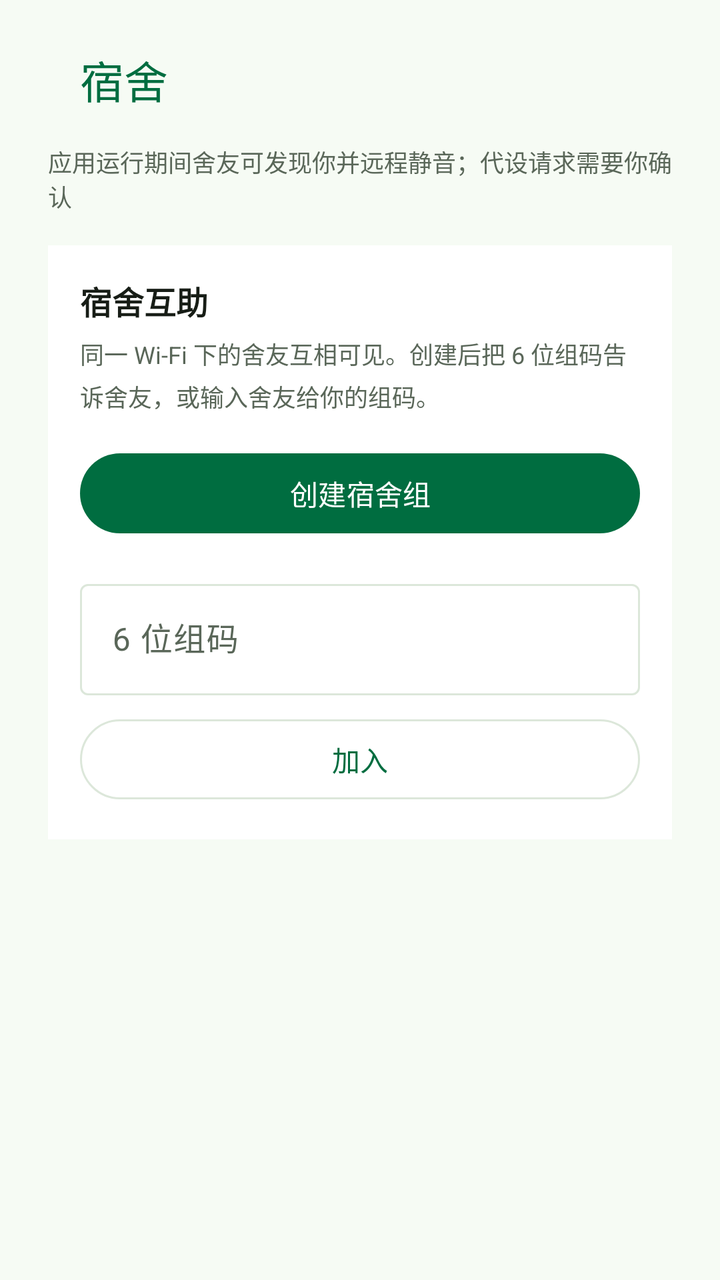
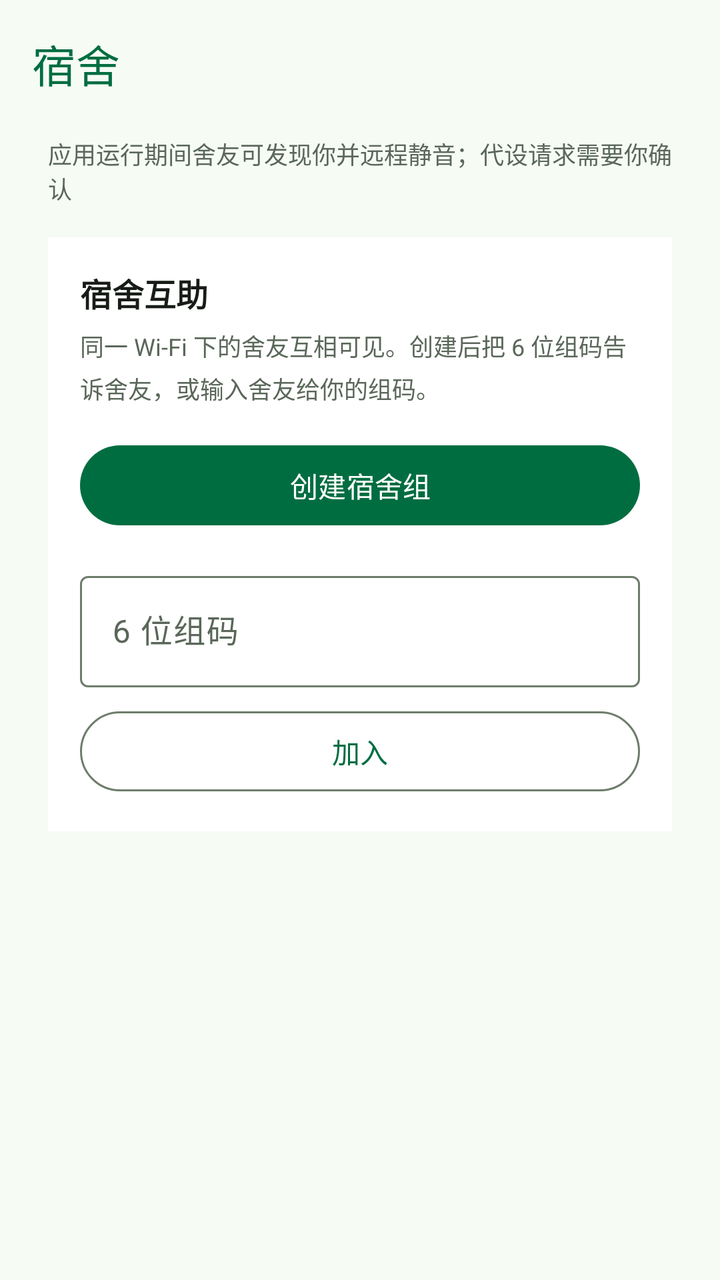

Before-and-after screenshots of an Android layout around one commit, followed by the original layout XML and the change that was made.
<!-- AndroidManifest.xml: application theme Theme.Tongxiao -->
<!-- res/layout/fragment_group.xml -->
<?xml version="1.0" encoding="utf-8"?>
<ScrollView xmlns:android="http://schemas.android.com/apk/res/android"
    xmlns:app="http://schemas.android.com/apk/res-auto"
    android:layout_width="match_parent"
    android:layout_height="match_parent"
    android:clipToPadding="false">

    <LinearLayout
        android:layout_width="match_parent"
        android:layout_height="wrap_content"
        android:orientation="vertical"
        android:paddingHorizontal="24dp"
        android:paddingTop="8dp"
        android:paddingBottom="32dp">

        <com.google.android.material.appbar.MaterialToolbar
            android:layout_width="match_parent"
            android:layout_height="?attr/actionBarSize"
            android:background="@color/bg"
            app:title="@string/tab_group"
            app:titleTextColor="@color/green_primary" />

        <TextView
            android:id="@+id/group_hint"
            android:layout_width="match_parent"
            android:layout_height="wrap_content"
            android:text="@string/group_scope_hint"
            android:textColor="@color/muted"
            android:textSize="12sp" />

        
        <LinearLayout
            android:id="@+id/group_join_card"
            android:layout_width="match_parent"
            android:layout_height="wrap_content"
            android:layout_marginTop="16dp"
            android:background="@color/card"
            android:orientation="vertical"
            android:padding="16dp">

            <TextView
                android:layout_width="wrap_content"
                android:layout_height="wrap_content"
                android:text="@string/group_join_title"
                android:textColor="@color/ink"
                android:textSize="16sp"
                android:textStyle="bold" />

            <TextView
                android:layout_width="match_parent"
                android:layout_height="wrap_content"
                android:layout_marginTop="6dp"
                android:lineSpacingExtra="4dp"
                android:text="@string/group_join_helper"
                android:textColor="@color/muted"
                android:textSize="12sp" />

            <com.google.android.material.button.MaterialButton
                android:id="@+id/group_create_button"
                android:layout_width="match_parent"
                android:layout_height="wrap_content"
                android:layout_marginTop="16dp"
                android:text="@string/group_create" />

            <com.google.android.material.textfield.TextInputLayout
                android:layout_width="match_parent"
                android:layout_height="wrap_content"
                android:layout_marginTop="16dp"
                android:hint="@string/group_code_hint">

                <com.google.android.material.textfield.TextInputEditText
                    android:id="@+id/group_code_input"
                    android:layout_width="match_parent"
                    android:layout_height="wrap_content"
                    android:imeOptions="actionDone"
                    android:inputType="number"
                    android:maxLength="6" />

            </com.google.android.material.textfield.TextInputLayout>

            <com.google.android.material.button.MaterialButton
                android:id="@+id/group_join_button"
                style="@style/Widget.Material3.Button.OutlinedButton"
                android:layout_width="match_parent"
                android:layout_height="wrap_content"
                android:layout_marginTop="8dp"
                android:text="@string/group_join" />

        </LinearLayout>

        
        <LinearLayout
            android:id="@+id/group_panel"
            android:layout_width="match_parent"
            android:layout_height="wrap_content"
            android:orientation="vertical"
            android:visibility="gone">

            <TextView
                android:id="@+id/group_code_text"
                android:layout_width="match_parent"
                android:layout_height="wrap_content"
                android:layout_marginTop="16dp"
                android:background="@color/green_container"
                android:padding="14dp"
                android:textColor="@color/green_on_container"
                android:textSize="15sp"
                android:textStyle="bold" />

            <LinearLayout
                android:layout_width="wrap_content"
                android:layout_height="wrap_content"
                android:layout_marginTop="4dp"
                android:orientation="horizontal">

                <com.google.android.material.button.MaterialButton
                    android:id="@+id/group_copy_code_button"
                    style="@style/Widget.Material3.Button.TextButton"
                    android:layout_width="wrap_content"
                    android:layout_height="wrap_content"
                    android:text="@string/group_code_copy" />

                <com.google.android.material.button.MaterialButton
                    android:id="@+id/group_nick_edit_button"
                    style="@style/Widget.Material3.Button.TextButton"
                    android:layout_width="wrap_content"
                    android:layout_height="wrap_content"
                    android:text="@string/group_nick_edit" />

            </LinearLayout>

            <TextView
                android:id="@+id/group_nick_text"
                android:layout_width="match_parent"
                android:layout_height="wrap_content"
                android:textColor="@color/muted"
                android:textSize="12sp" />

            <TextView
                android:id="@+id/group_share_summary"
                android:layout_width="match_parent"
                android:layout_height="wrap_content"
                android:layout_marginTop="6dp"
                android:textColor="@color/muted"
                android:textSize="12sp" />

            
            <TextView
                android:id="@+id/group_master_off_banner"
                android:layout_width="match_parent"
                android:layout_height="wrap_content"
                android:layout_marginTop="10dp"
                android:background="@color/green_container"
                android:padding="10dp"
                android:text="@string/group_master_off_banner"
                android:textColor="@color/green_on_container"
                android:textSize="12sp"
                android:visibility="gone" />

            
            <TextView
                android:id="@+id/group_nsd_banner"
                android:layout_width="match_parent"
                android:layout_height="wrap_content"
                android:layout_marginTop="10dp"
                android:background="@color/line"
                android:padding="10dp"
                android:textColor="@color/ink"
                android:textSize="12sp"
                android:visibility="gone" />

            <TextView
                android:id="@+id/group_wiring_warning"
                android:layout_width="match_parent"
                android:layout_height="wrap_content"
                android:layout_marginTop="10dp"
                android:background="@color/line"
                android:padding="10dp"
                android:text="@string/group_no_gateway_warning"
                android:textColor="@color/ink"
                android:textSize="12sp"
                android:visibility="gone" />

            <TextView
                android:layout_width="wrap_content"
                android:layout_height="wrap_content"
                android:layout_marginTop="20dp"
                android:text="@string/group_members_title"
                android:textColor="@color/ink"
                android:textSize="15sp"
                android:textStyle="bold" />

            <LinearLayout
                android:id="@+id/group_member_list"
                android:layout_width="match_parent"
                android:layout_height="wrap_content"
                android:layout_marginTop="4dp"
                android:orientation="vertical" />

            <TextView
                android:id="@+id/group_member_empty"
                android:layout_width="match_parent"
                android:layout_height="wrap_content"
                android:text="@string/group_member_empty"
                android:textColor="@color/muted"
                android:textSize="12sp" />

            <TextView
                android:layout_width="wrap_content"
                android:layout_height="wrap_content"
                android:layout_marginTop="20dp"
                android:text="@string/group_pending_title"
                android:textColor="@color/ink"
                android:textSize="15sp"
                android:textStyle="bold" />

            <LinearLayout
                android:id="@+id/group_pending_list"
                android:layout_width="match_parent"
                android:layout_height="wrap_content"
                android:layout_marginTop="4dp"
                android:orientation="vertical" />

            <TextView
                android:id="@+id/group_pending_empty"
                android:layout_width="match_parent"
                android:layout_height="wrap_content"
                android:text="@string/group_pending_empty"
                android:textColor="@color/muted"
                android:textSize="12sp" />

            <TextView
                android:layout_width="wrap_content"
                android:layout_height="wrap_content"
                android:layout_marginTop="20dp"
                android:text="@string/group_op_log_title"
                android:textColor="@color/ink"
                android:textSize="15sp"
                android:textStyle="bold" />

            <TextView
                android:id="@+id/group_op_log"
                android:layout_width="match_parent"
                android:layout_height="wrap_content"
                android:layout_marginTop="4dp"
                android:lineSpacingExtra="3dp"
                android:textColor="@color/muted"
                android:textSize="12sp"
                android:visibility="gone" />

            <com.google.android.material.button.MaterialButton
                android:id="@+id/group_leave_button"
                style="@style/Widget.Material3.Button.TextButton"
                android:layout_width="wrap_content"
                android:layout_height="wrap_content"
                android:layout_marginTop="24dp"
                android:text="@string/group_leave" />

        </LinearLayout>

    </LinearLayout>

</ScrollView>
<!-- resources referenced by this layout -->
<resources>
  <color name="bg">#F6FBF4</color>
  <color name="card">#FFFFFF</color>
  <color name="green_container">#C8E6C9</color>
  <color name="green_on_container">#171D16</color>
  <color name="green_primary">#006D40</color>
  <color name="ink">#171D16</color>
  <color name="line">#DCE7DA</color>
  <color name="muted">#5A6759</color>
  <string name="group_code_copy">复制组码</string>
  <string name="group_code_hint">6 位组码</string>
  <string name="group_create">创建宿舍组</string>
  <string name="group_join">加入</string>
  <string name="group_join_helper">同一 Wi-Fi 下的舍友互相可见。创建后把 6 位组码告诉舍友，或输入舍友给你的组码。</string>
  <string name="group_join_title">宿舍互助</string>
  <string name="group_leave">退出宿舍组</string>
  <string name="group_master_off_banner">互助总闸已关闭：不会执行任何远程指令</string>
  <string name="group_member_empty">还没有舍友上线</string>
  <string name="group_members_title">舍友</string>
  <string name="group_nick_edit">改昵称</string>
  <string name="group_no_gateway_warning">静音 / 代设功能未接线（缺少 AlarmGateway 实现），远程指令会被拒绝</string>
  <string name="group_op_log_title">操作记录</string>
  <string name="group_pending_empty">没有待确认的请求</string>
  <string name="group_pending_title">待我确认</string>
  <string name="group_scope_hint">应用运行期间舍友可发现你并远程静音；代设请求需要你确认</string>
  <string name="tab_group">宿舍</string>
  <style name="Theme.Tongxiao" parent="Theme.Material3.Light.NoActionBar">
          
          <item name="android:windowLightStatusBar">true</item>
          <item name="colorPrimary">@color/green_primary</item>
          <item name="colorOnPrimary">@color/green_on_primary</item>
          <item name="colorPrimaryContainer">@color/green_container</item>
          <item name="colorOnPrimaryContainer">@color/green_on_container</item>
          <item name="android:colorBackground">@color/bg</item>
          <item name="colorSurface">@color/card</item>
          <item name="colorOnSurface">@color/ink</item>
          <item name="colorOnSurfaceVariant">@color/muted</item>
          <item name="colorOutline">@color/line</item>
      </style>
  <color name="green_on_primary">#FFFFFF</color>
</resources>

<!-- the commit's change to res/layout/fragment_group.xml (unified diff, before → after) -->
@@ -1,24 +1,31 @@
 <?xml version="1.0" encoding="utf-8"?>
-<ScrollView xmlns:android="http://schemas.android.com/apk/res/android"
+<LinearLayout xmlns:android="http://schemas.android.com/apk/res/android"
     xmlns:app="http://schemas.android.com/apk/res-auto"
     android:layout_width="match_parent"
     android:layout_height="match_parent"
-    android:clipToPadding="false">
+    android:orientation="vertical">
+
+    
+    <com.google.android.material.appbar.MaterialToolbar
+        android:layout_width="match_parent"
+        android:layout_height="?attr/actionBarSize"
+        android:background="@color/bg"
+        app:title="@string/tab_group"
+        app:titleTextColor="@color/green_primary" />
+
+    <ScrollView
+        android:layout_width="match_parent"
+        android:layout_height="0dp"
+        android:layout_weight="1"
+        android:clipToPadding="false">
 
     <LinearLayout
         android:layout_width="match_parent"
         android:layout_height="wrap_content"
         android:orientation="vertical"
         android:paddingHorizontal="24dp"
-        android:paddingTop="8dp"
+        android:paddingTop="4dp"
         android:paddingBottom="32dp">
-
-        <com.google.android.material.appbar.MaterialToolbar
-            android:layout_width="match_parent"
-            android:layout_height="?attr/actionBarSize"
-            android:background="@color/bg"
-            app:title="@string/tab_group"
-            app:titleTextColor="@color/green_primary" />
 
         <TextView
             android:id="@+id/group_hint"
@@ -248,6 +255,15 @@
                 android:textSize="12sp"
                 android:visibility="gone" />
 
+            <TextView
+                android:id="@+id/group_op_log_empty"
+                android:layout_width="match_parent"
+                android:layout_height="wrap_content"
+                android:layout_marginTop="4dp"
+                android:text="@string/group_op_log_empty"
+                android:textColor="@color/muted"
+                android:textSize="12sp" />
+
             <com.google.android.material.button.MaterialButton
                 android:id="@+id/group_leave_button"
                 style="@style/Widget.Material3.Button.TextButton"
@@ -260,4 +276,6 @@
 
     </LinearLayout>
 
-</ScrollView>
+    </ScrollView>
+
+</LinearLayout>
<!-- resource entries referenced after the edit -->
@@ -20,6 +20,7 @@
   <string name="group_members_title">舍友</string>
   <string name="group_nick_edit">改昵称</string>
   <string name="group_no_gateway_warning">静音 / 代设功能未接线（缺少 AlarmGateway 实现），远程指令会被拒绝</string>
+  <string name="group_op_log_empty">还没有操作记录</string>
   <string name="group_op_log_title">操作记录</string>
   <string name="group_pending_empty">没有待确认的请求</string>
   <string name="group_pending_title">待我确认</string>
@@ -36,8 +37,23 @@
           <item name="colorSurface">@color/card</item>
           <item name="colorOnSurface">@color/ink</item>
           <item name="colorOnSurfaceVariant">@color/muted</item>
-          <item name="colorOutline">@color/line</item>
+          <item name="colorOutline">@color/outline</item>
+          <item name="colorOutlineVariant">@color/line</item>
+          
+          <item name="colorSecondaryContainer">@color/green_container</item>
+          <item name="colorOnSecondaryContainer">@color/green_primary</item>
+          <item name="colorSurfaceVariant">@color/surface_variant</item>
+          <item name="colorSurfaceContainerLow">@color/surface_container_low</item>
+          <item name="colorSurfaceContainer">@color/surface_container</item>
+          <item name="colorSurfaceContainerHigh">@color/surface_container_high</item>
+          <item name="colorSurfaceContainerHighest">@color/surface_container_highest</item>
       </style>
   <color name="green_on_primary">#FFFFFF</color>
+  <color name="outline">#6E7D6B</color>
+  <color name="surface_variant">#DCE7DA</color>
+  <color name="surface_container_low">#F3F9F1</color>
+  <color name="surface_container">#EEF6EC</color>
+  <color name="surface_container_high">#E9F1E7</color>
+  <color name="surface_container_highest">#E3EDE0</color>
 </resources>
 
